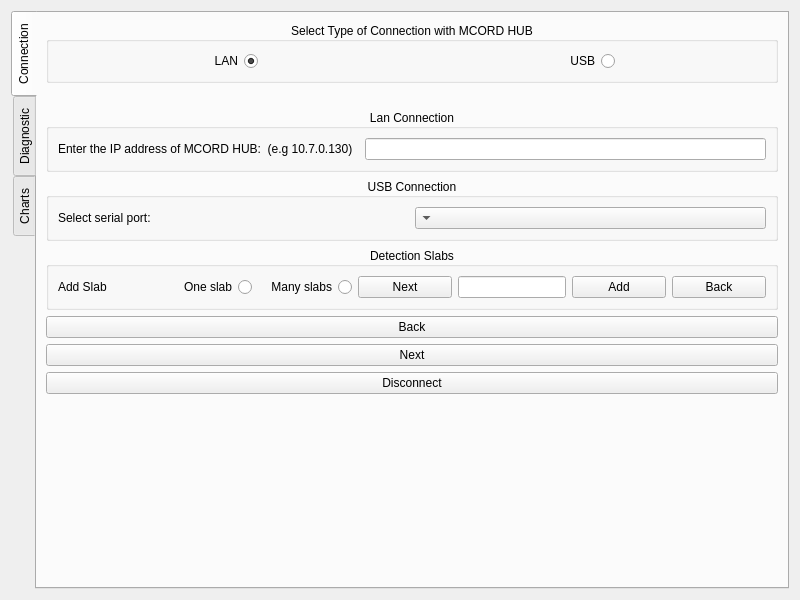
This is widget.ui in MichalRK19780524/MCORD_GUI_CPP as Qt 5 draws it before an edit. The edited form follows.
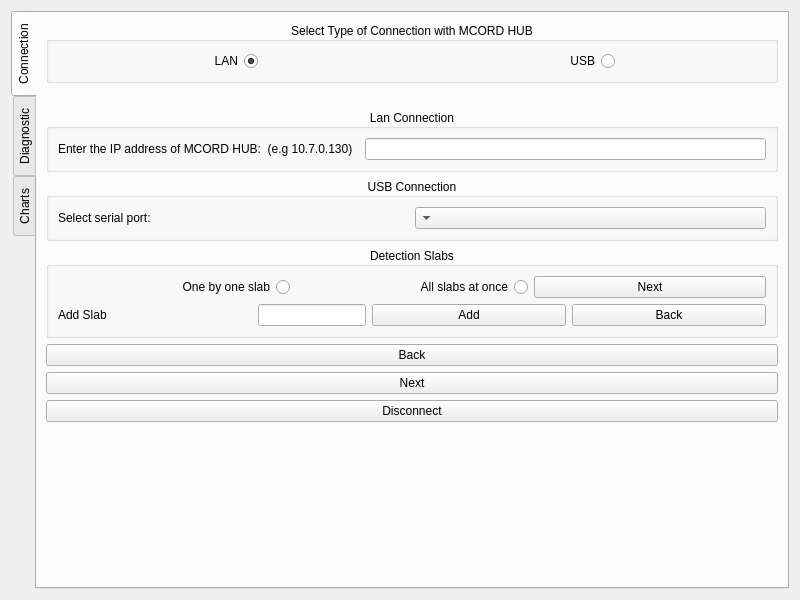
This is the edited form.

Commit message: Correction of widget visibility after Marcin Bielewicz's remarks.

Diff of the .ui file:
```diff
--- a/widget.ui
+++ b/widget.ui
@@ -152,6 +152,31 @@
             <set>Qt::AlignCenter</set>
            </property>
            <layout class="QVBoxLayout" name="verticalLayout_2">
+            <item>
+             <layout class="QHBoxLayout" name="horizontalLayout_4">
+              <item>
+               <widget class="QPushButton" name="pushButtonDetectionSlabsNext">
+                <property name="text">
+                 <string>Next</string>
+                </property>
+               </widget>
+              </item>
+              <item>
+               <widget class="QRadioButton" name="radioButtonManySlabs">
+                <property name="text">
+                 <string>All slabs at once</string>
+                </property>
+               </widget>
+              </item>
+              <item>
+               <widget class="QRadioButton" name="radioButtonOneSlab">
+                <property name="text">
+                 <string>One by one slab</string>
+                </property>
+               </widget>
+              </item>
+             </layout>
+            </item>
             <item>
              <layout class="QHBoxLayout" name="horizontalLayout_5">
               <item>
@@ -178,27 +203,6 @@
                 </property>
                </widget>
               </item>
-              <item>
-               <widget class="QPushButton" name="pushButtonDetectionSlabsNext">
-                <property name="text">
-                 <string>Next</string>
-                </property>
-               </widget>
-              </item>
-              <item>
-               <widget class="QRadioButton" name="radioButtonManySlabs">
-                <property name="text">
-                 <string>Many slabs</string>
-                </property>
-               </widget>
-              </item>
-              <item>
-               <widget class="QRadioButton" name="radioButtOnoneSlab">
-                <property name="text">
-                 <string>One slab</string>
-                </property>
-               </widget>
-              </item>
               <item>
                <widget class="QLabel" name="labelAddSlab">
                 <property name="text">
```
The commit also changes 5 other files.
